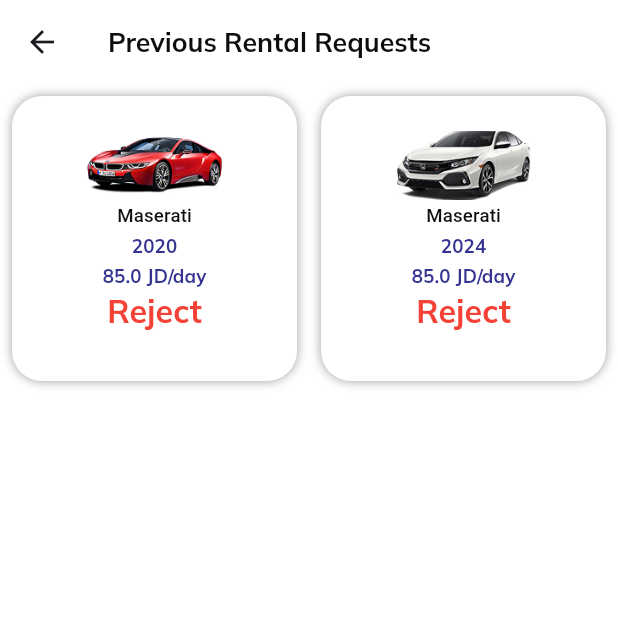
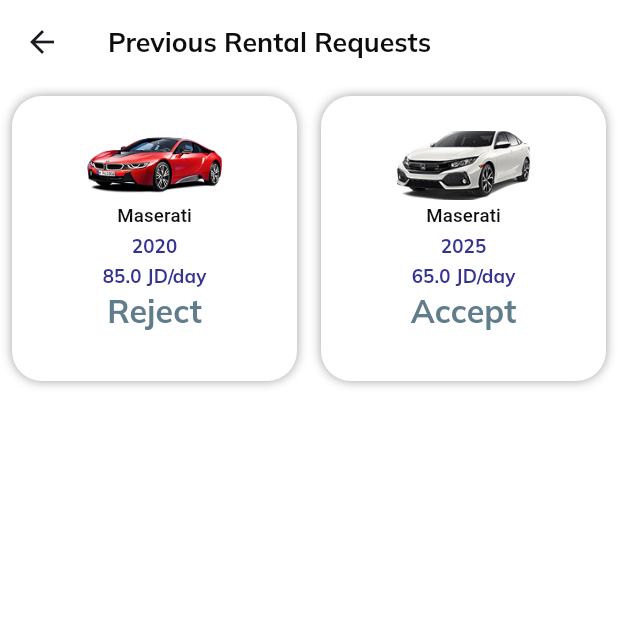
Before and after one commit to abdhuseen/ride_hub, a Flutter app: the PreviousRentalRequests screen opened directly, on a phone screen of 412 x 824 dp, the top half of it. Run offline on Flutter 3.47's test engine with Material 3 defaults, Android fonts, the phone set to English and light mode, and no system bars; our stand-ins replace flutter_screenutil, google_fonts; Roboto replaces fonts that are missing (Mulish-Regular).

Commit message:
Request model

```diff
--- /dev/null
+++ b/lib/model/request_model.dart
@@ -0,0 +1,18 @@
+class RequestModel {
+  String imageURL;
+  String name;
+  double rentalPrice;
+  int year;
+  String state;
+
+  RequestModel({
+    required this.imageURL,
+    required this.name,
+    required this.rentalPrice,
+    required this.year,
+    required this.state,
+  });
+
+
+
+}
--- a/lib/view/screens/Rental/previous_rental_requests.dart
+++ b/lib/view/screens/Rental/previous_rental_requests.dart
@@ -4,49 +4,56 @@
 import 'package:ride_hub/constants/app_lang.dart';
 import 'package:ride_hub/model/car.dart';
 import 'package:ride_hub/model/office.dart';
+import 'package:ride_hub/model/request_model.dart';
 import 'package:ride_hub/view/app_widgets/inputs/base_text.dart';
 import 'package:ride_hub/view/screens/Rental/rental_car.dart';
 
 class PreviousRentalRequests extends StatelessWidget {
    PreviousRentalRequests({super.key});
 
-  List<Car> previousRequests = [
-    Car(
-      name: 'Maserati',
-      imagesLinks: ['assets/testImages/car1.png','assets/testImages/carDet.png','assets/testImages/carDet2.png'],
-      model: 'Toyota',
-      year: 2020,
-      rentCost: 85,
-      engineCapacity: 2.5,
-      engineType: '4-cylinder (203–206 hp)',
-      fuel: ' ~29–41 mpg (city/highway)',
-      hoursPower: 225,
-      seatCapacity: 4,
-      mileage: 3000,
-      generalInfo: 'Lorem ipsum simply dummy text of the printing and typesetting industry. Lorem Ipsum has been the industrys standard dummy text ever since the 1500s, when an unknown printer took a galley of type and scrambled it to make a type specimen book. It has survived not only five centuries, but also the leap into electronic typesetting, remaining essentially unchanged.',
-      reviews: 3,
-      rate: 4,
-      price: 0,
-      dateOfAdd: '23/6/2025',
-    ),
-    Car(
-      name: 'Maserati',
-      imagesLinks: ['assets/testImages/car2.png','assets/testImages/carDet.png','assets/testImages/carDet2.png'],
-      model: 'Toyota2',
-      year: 2024,
-      rentCost: 85,
-      engineCapacity: 2.5,
-      engineType: '4-cylinder (203–206 hp)',
-      fuel: ' ~29–41 mpg (city/highway)',
-      hoursPower: 225,
-      seatCapacity: 4,
-      mileage: 3000,generalInfo: 'Lorem ipsum simply dummy text of the printing and typesetting industry. Lorem Ipsum has been the industrys standard dummy text ever since the 1500s, when an unknown printer took a galley of type and scrambled it to make a type specimen book. It has survived not only five centuries, but also the leap into electronic typesetting, remaining essentially unchanged.',
-      reviews: 3,
-      rate: 4,
-      price: 0,
-      dateOfAdd: '23/6/2025',
-    ),
+  List<RequestModel> previousRequests = [
+    RequestModel(imageURL: 'assets/testImages/car1.png', name: 'Maserati', rentalPrice: 85.0, year: 2020, state: 'Reject'),
+    RequestModel(imageURL: 'assets/testImages/car2.png', name: 'Maserati', rentalPrice: 65.0, year: 2025, state: 'Accept')
+
   ];
+
+
+
+   // Car(
+   // name: 'Maserati',
+   // imagesLinks: ['assets/testImages/car1.png','assets/testImages/carDet.png','assets/testImages/carDet2.png'],
+   // model: 'Toyota',
+   // year: 2020,
+   // rentCost: 85,
+   // engineCapacity: 2.5,
+   // engineType: '4-cylinder (203–206 hp)',
+   // fuel: ' ~29–41 mpg (city/highway)',
+   // hoursPower: 225,
+   // seatCapacity: 4,
+   // mileage: 3000,
+   // generalInfo: 'Lorem ipsum simply dummy text of the printing and typesetting industry. Lorem Ipsum has been the industrys standard dummy text ever since the 1500s, when an unknown printer took a galley of type and scrambled it to make a type specimen book. It has survived not only five centuries, but also the leap into electronic typesetting, remaining essentially unchanged.',
+   // reviews: 3,
+   // rate: 4,
+   // price: 0,
+   // dateOfAdd: '23/6/2025',
+   // ),
+   // Car(
+   // name: 'Maserati',
+   // imagesLinks: ['assets/testImages/car2.png','assets/testImages/carDet.png','assets/testImages/carDet2.png'],
+   // model: 'Toyota2',
+   // year: 2024,
+   // rentCost: 85,
+   // engineCapacity: 2.5,
+   // engineType: '4-cylinder (203–206 hp)',
+   // fuel: ' ~29–41 mpg (city/highway)',
+   // hoursPower: 225,
+   // seatCapacity: 4,
+   // mileage: 3000,generalInfo: 'Lorem ipsum simply dummy text of the printing and typesetting industry. Lorem Ipsum has been the industrys standard dummy text ever since the 1500s, when an unknown printer took a galley of type and scrambled it to make a type specimen book. It has survived not only five centuries, but also the leap into electronic typesetting, remaining essentially unchanged.',
+   // reviews: 3,
+   // rate: 4,
+   // price: 0,
+   // dateOfAdd: '23/6/2025',
+   // ),
 
   @override
   Widget build(BuildContext context) {
@@ -88,29 +95,29 @@
                     ),
                     child: TextButton(
                       onPressed: () {
-                        Navigator.push(
-                          context,
-                          MaterialPageRoute(
-                            builder:
-                                (context) =>RentalCar(
-                                  carName: previousRequests[index].name,
-                                  imageURL:
-                                  previousRequests[index].imagesLinks[0],
-                                  generalInfo:
-                                  previousRequests[index].generalInfo,
-                                  model: previousRequests[index].model,
-                                  rentalCost:
-                                  previousRequests[index].rentCost,
-                                  imagesLinks: previousRequests[index].imagesLinks,  engineType: previousRequests[index].engineType, hoursPower: previousRequests[index].hoursPower, fuel: previousRequests[index].fuel, mileage: previousRequests[index].mileage, seatCapacity: previousRequests[index].seatCapacity, engineCapacity: previousRequests[index].engineCapacity,
-                                ),
-                          ),
-                        );
+                        // Navigator.push(
+                        //   context,
+                        //   MaterialPageRoute(
+                        //     builder:
+                        //         (context) =>RentalCar(
+                        //           carName: previousRequests[index].name,
+                        //           imageURL:
+                        //           previousRequests[index].imageURL,
+                        //           generalInfo:
+                        //           previousRequests[index].generalInfo,
+                        //           model: previousRequests[index].model,
+                        //           rentalCost:
+                        //           previousRequests[index].rentCost,
+                        //           imagesLinks: previousRequests[index].imagesLinks,  engineType: previousRequests[index].engineType, hoursPower: previousRequests[index].hoursPower, fuel: previousRequests[index].fuel, mileage: previousRequests[index].mileage, seatCapacity: previousRequests[index].seatCapacity, engineCapacity: previousRequests[index].engineCapacity,
+                        //         ),
+                        //   ),
+                        // );
                       },
                       child: Column(
                         crossAxisAlignment: CrossAxisAlignment.center,
                         children: [
                           Image.asset(
-                            previousRequests[index].imagesLinks[0],
+                            previousRequests[index].imageURL,
                             width: 161.w,
                             height: 52.h,
                           ),
@@ -131,7 +138,7 @@
                           SizedBox(height: 2.h),
                           BaseText(
                             text:
-                            '${previousRequests[index].rentCost.toString()} ${AppLang.getLang(context: context).jd_day}',
+                            '${previousRequests[index].rentalPrice.toString()} ${AppLang.getLang(context: context).jd_day}',
                             fontSize: AppConstants.size8.sp,
                             FontFamily: 'Mulish-Bold',
                             textColor: AppConstants.primaryColor,
@@ -139,10 +146,10 @@
 
                           BaseText(
                             text:
-                            AppLang.getLang(context: context).reject,
+                           previousRequests[index].state,
                             fontSize: AppConstants.size4.sp,
                             FontFamily: 'Mulish-Bold',
-                            textColor: Colors.red,
+                            textColor: Colors.blueGrey,
                           ),
                         ],
                       ),
```
